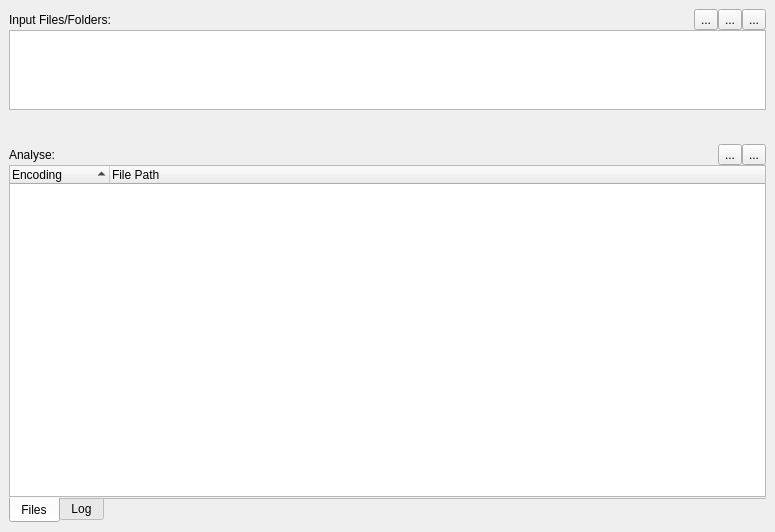
Above: src/charset_tool_main_window.ui from fougue/cassolette before the change. Below: the same form after it.
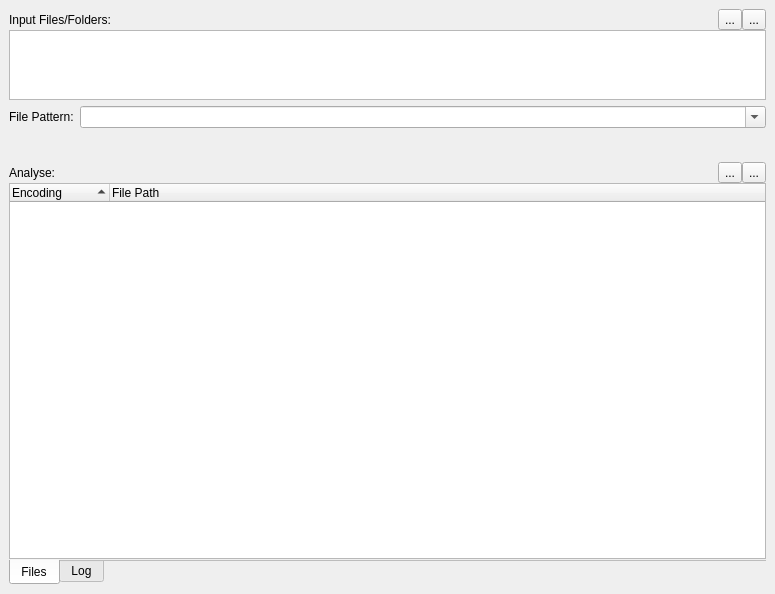
That is the form after the change. Icons and pictures are not drawn. Custom widgets are drawn as their Qt base class.

Commit message: Replace "Intput Filter" dialog by "File Pattern" combo box

```diff
--- a/src/charset_tool_main_window.ui
+++ b/src/charset_tool_main_window.ui
@@ -7,7 +7,7 @@
     <x>0</x>
     <y>0</y>
     <width>775</width>
-    <height>532</height>
+    <height>594</height>
    </rect>
   </property>
   <property name="windowTitle">
@@ -35,6 +35,8 @@
         <verstretch>3</verstretch>
        </sizepolicy>
       </property>
+      <layout class="QGridLayout" name="gridLayout">
+       <item row="0" column="0" colspan="2">
       <layout class="QVBoxLayout" name="verticalLayout">
        <property name="spacing">
         <number>0</number>
@@ -101,26 +103,6 @@
            </property>
           </widget>
          </item>
-         <item>
-          <widget class="QToolButton" name="inputFilterBtn">
-           <property name="toolTip">
-            <string>Edit Filters</string>
-           </property>
-           <property name="text">
-            <string>...</string>
-           </property>
-           <property name="icon">
-            <iconset resource="../charset-tool.qrc">
-             <normaloff>:/images/view-filter.png</normaloff>:/images/view-filter.png</iconset>
-           </property>
-           <property name="iconSize">
-            <size>
-             <width>24</width>
-             <height>24</height>
-            </size>
-           </property>
-          </widget>
-         </item>
         </layout>
        </item>
        <item>
@@ -130,6 +112,28 @@
            <width>20</width>
            <height>20</height>
           </size>
+           </property>
+          </widget>
+         </item>
+        </layout>
+       </item>
+       <item row="1" column="0">
+        <widget class="QLabel" name="label_3">
+         <property name="text">
+          <string>File Pattern:</string>
+         </property>
+        </widget>
+       </item>
+       <item row="1" column="1">
+        <widget class="QComboBox" name="filePatternCombo">
+         <property name="sizePolicy">
+          <sizepolicy hsizetype="Preferred" vsizetype="Fixed">
+           <horstretch>2</horstretch>
+           <verstretch>0</verstretch>
+          </sizepolicy>
+         </property>
+         <property name="editable">
+          <bool>true</bool>
          </property>
         </widget>
        </item>
```
Lines whose indentation alone changed are shown as unchanged. The commit also changes 10 other files.
